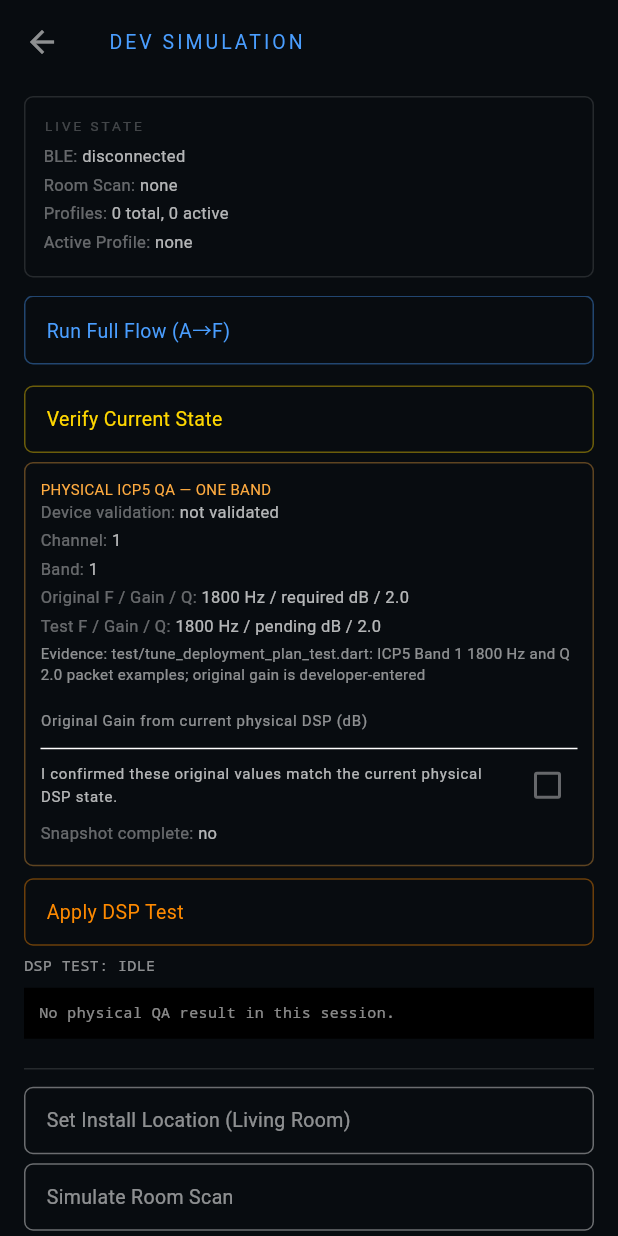
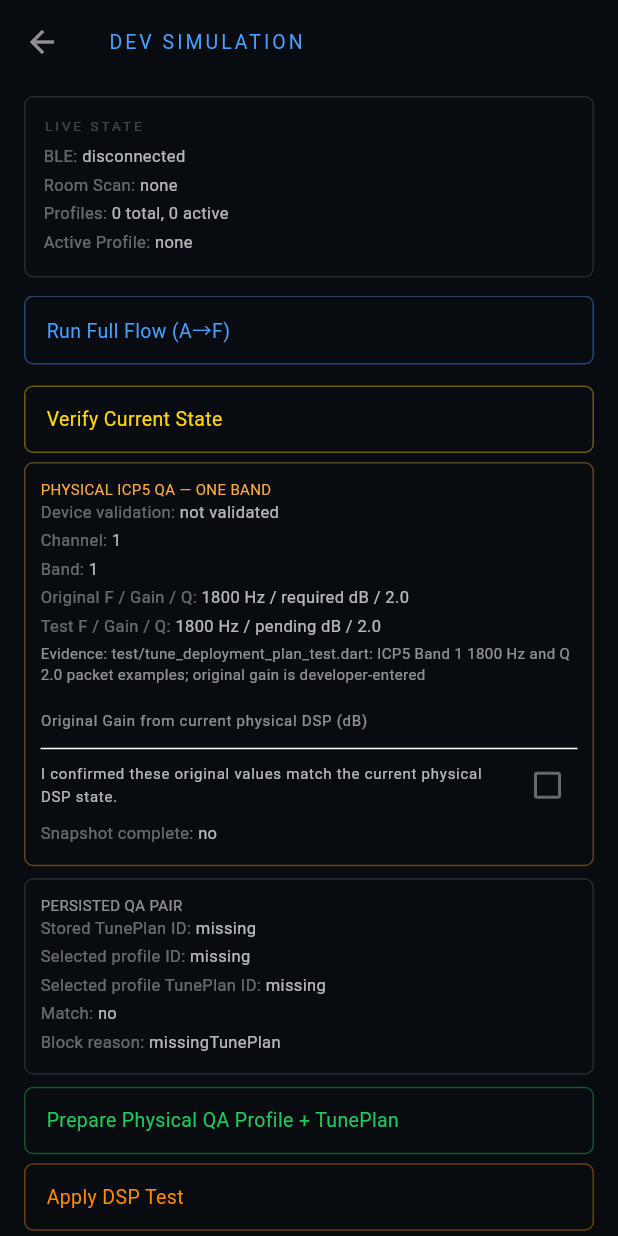
Before and after one commit to vrooomride-del/tunai, a Flutter app: the DevSimulationScreen screen opened directly, on a phone screen of 412 x 824 dp. Run offline on Flutter 3.47's test engine with Material 3 defaults, Android fonts, the light colour scheme and no system bars; our stand-ins replace cloud_functions, device_info_plus, dio, file_picker, firebase_core, fl_chart and 8 more; missing offline and left inert: fftea, flutter_sound, flutter_web_auth_2, mobile_scanner; accounts and stored records are empty.

Commit message:
fix(consumer): align physical QA profile and TunePlan

```diff
--- /dev/null
+++ b/lib/core/consumer_dsp_physical_qa_setup.dart
@@ -0,0 +1,106 @@
+import 'consumer_sound_profile.dart';
+import 'room_measurement.dart';
+import 'room_scan_result.dart';
+import 'tune_plan.dart';
+
+class ConsumerDspQaPairStatus {
+  final String? storedTunePlanId;
+  final String? selectedProfileId;
+  final String? selectedProfileTunePlanId;
+  final bool matches;
+  final String blockReason;
+
+  const ConsumerDspQaPairStatus({
+    required this.storedTunePlanId,
+    required this.selectedProfileId,
+    required this.selectedProfileTunePlanId,
+    required this.matches,
+    required this.blockReason,
+  });
+
+  factory ConsumerDspQaPairStatus.evaluate({
+    required TunePlan? storedTunePlan,
+    required ConsumerSoundProfile? selectedProfile,
+  }) {
+    final reason = storedTunePlan == null
+        ? 'missingTunePlan'
+        : selectedProfile == null
+            ? 'missingSelectedProfile'
+            : selectedProfile.tunePlanId == null
+                ? 'selectedProfileMissingTunePlanId'
+                : selectedProfile.tunePlanId != storedTunePlan.id
+                    ? 'tunePlanMismatch'
+                    : 'none';
+    return ConsumerDspQaPairStatus(
+      storedTunePlanId: storedTunePlan?.id,
+      selectedProfileId: selectedProfile?.id,
+      selectedProfileTunePlanId: selectedProfile?.tunePlanId,
+      matches: reason == 'none',
+      blockReason: reason,
+    );
+  }
+}
+
+/// Creates developer-only persistence objects for the physical QA harness.
+/// These records are explicitly labelled simulation data and are never used by
+/// the normal measurement/TunePlan generation flow.
+abstract final class ConsumerDspPhysicalQaSetup {
+  static Future<ConsumerDspQaPairStatus> prepare({
+    required RoomScanResult scan,
+    required ConsumerSoundProfileNotifier profiles,
+    required DateTime now,
+  }) async {
+    final token = now.toUtc().microsecondsSinceEpoch;
+    final measurementId = 'developer_qa_simulated_measurement_$token';
+    final plan = TunePlan(
+      id: 'developer_qa_tune_plan_$token',
+      sourceMeasurementId: measurementId,
+      createdAt: now.toUtc(),
+      bands: const [
+        TuneCorrectionBand(
+          frequencyHz: 180,
+          gainDb: -1,
+          q: 2,
+          evidenceReference: 'developer_qa_simulation:not_physical_measurement',
+          safetyValidated: true,
+        ),
+      ],
+      rejectedCandidates: const [],
+      safetyBounds: const TuneSafetyBounds(),
+      measurementQuality: CaptureQualityStatus.invalid,
+      measurementConsistency: 0,
+      warnings: const [
+        'DEVELOPER_QA_SIMULATION_DATA_NOT_PHYSICAL_MEASUREMENT',
+      ],
+    );
+    await TunePlanStore.save(plan);
+
+    final profile = ConsumerSoundProfile(
+      id: 'developer_qa_profile_$token',
+      name: '[DEV QA] Physical ICP5 Harness',
+      roomType: scan.roomType,
+      createdAt: now,
+      updatedAt: now,
+      micProfileName: scan.micProfileName,
+      confidence: 'Developer QA Simulation',
+      isActive: false,
+      status: ConsumerProfileStatus.ready,
+      resultCards: scan.cards,
+      profileType: ConsumerProfileType.tunaiTune,
+      measurementId: measurementId,
+      tunePlanId: plan.id,
+      generationStatus: ConsumerProfileGenerationStatus.generated,
+      deploymentStatus: TuneDeploymentStatus.notDeployed,
+    );
+    await profiles.upsertGeneratedAndSelect(profile);
+
+    // Verify persisted truth, not just the objects passed to save/upsert.
+    await profiles.reload();
+    final reloadedPlan = await TunePlanStore.load();
+    final selected = profiles.selectedProfile;
+    return ConsumerDspQaPairStatus.evaluate(
+      storedTunePlan: reloadedPlan,
+      selectedProfile: selected,
+    );
+  }
+}
--- a/lib/core/consumer_sound_profile.dart
+++ b/lib/core/consumer_sound_profile.dart
@@ -275,6 +275,14 @@ class ConsumerSoundProfileNotifier
 
   late final Future<void> _hydrated;
 
+  ConsumerSoundProfile? get selectedProfile =>
+      state.where((profile) => profile.isSelected).firstOrNull;
+
+  Future<void> reload() async {
+    await _hydrated;
+    await _load();
+  }
+
   Future<void> _load() async {
     final prefs = await SharedPreferences.getInstance();
     final raw = prefs.getString(_kKey);
@@ -410,12 +418,17 @@ class ConsumerSoundProfileNotifier
   ///                              is uncertain — never claim notDeployed)
   static TuneDeploymentStatus _deploymentStatusFor(
     ConsumerDspDeploymentRecord record,
-  ) => switch (record.result) {
-    ConsumerDspDeploymentRecordResult.applied => TuneDeploymentStatus.applied,
-    ConsumerDspDeploymentRecordResult.restored => TuneDeploymentStatus.notDeployed,
-    ConsumerDspDeploymentRecordResult.blocked => TuneDeploymentStatus.notDeployed,
-    ConsumerDspDeploymentRecordResult.failed => TuneDeploymentStatus.unknown,
-  };
+  ) =>
+      switch (record.result) {
+        ConsumerDspDeploymentRecordResult.applied =>
+          TuneDeploymentStatus.applied,
+        ConsumerDspDeploymentRecordResult.restored =>
+          TuneDeploymentStatus.notDeployed,
+        ConsumerDspDeploymentRecordResult.blocked =>
+          TuneDeploymentStatus.notDeployed,
+        ConsumerDspDeploymentRecordResult.failed =>
+          TuneDeploymentStatus.unknown,
+      };
 
   Future<void> deactivateAll() async {
     await _hydrated;
--- a/lib/features/more/dev_simulation_screen.dart
+++ b/lib/features/more/dev_simulation_screen.dart
@@ -18,6 +18,7 @@ import '../../core/consumer_sound_profile.dart';
 import '../../core/install_location.dart';
 import '../../core/consumer_dsp_deployment.dart';
 import '../../core/consumer_dsp_physical_qa_fixture.dart';
+import '../../core/consumer_dsp_physical_qa_setup.dart';
 import '../../core/tune_deployment_plan.dart';
 import '../../core/tune_plan.dart';
 import '../ble/ble_controller.dart';
@@ -45,11 +46,19 @@ class _DevSimulationScreenState extends ConsumerState<DevSimulationScreen> {
   String _dspResultDetails = 'No physical QA result in this session.';
   late ConsumerDspPhysicalQaFixture? _physicalQaFixture;
   final _originalGainController = TextEditingController();
+  ConsumerDspQaPairStatus _qaPairStatus = const ConsumerDspQaPairStatus(
+    storedTunePlanId: null,
+    selectedProfileId: null,
+    selectedProfileTunePlanId: null,
+    matches: false,
+    blockReason: 'notChecked',
+  );
 
   @override
   void initState() {
     super.initState();
     _physicalQaFixture = widget.physicalQaFixture;
+    WidgetsBinding.instance.addPostFrameCallback((_) => _refreshQaPairStatus());
   }
 
   @override
@@ -78,6 +87,15 @@ class _DevSimulationScreenState extends ConsumerState<DevSimulationScreen> {
     });
   }
 
+  Future<ConsumerDspQaPairStatus> _refreshQaPairStatus() async {
+    final status = ConsumerDspQaPairStatus.evaluate(
+      storedTunePlan: await TunePlanStore.load(),
+      selectedProfile: ref.read(selectedConsumerProfileProvider),
+    );
+    if (mounted) setState(() => _qaPairStatus = status);
+    return status;
+  }
+
   Future<void> _applyDspTest() async {
     final plans = _validatedDspTestPlans;
     if (plans.isEmpty) {
@@ -98,14 +116,15 @@ class _DevSimulationScreenState extends ConsumerState<DevSimulationScreen> {
       _appendErr('DSP test blocked — no captured original-value snapshot');
       return;
     }
+    final pairStatus = await _refreshQaPairStatus();
     final profile = ref.read(selectedConsumerProfileProvider);
     final tunePlan = await TunePlanStore.load();
-    if (profile == null ||
-        tunePlan == null ||
-        profile.tunePlanId != tunePlan.id) {
+    if (!pairStatus.matches || profile == null || tunePlan == null) {
       _blockDsp('TUNE PLAN MISMATCH', 'tunePlanMismatch');
-      _appendErr(
-          'DSP test blocked — selected profile and TunePlan do not match');
+      _appendErr('DSP test blocked — ${pairStatus.blockReason}: '
+          'stored=${pairStatus.storedTunePlanId}, '
+          'profile=${pairStatus.selectedProfileId}, '
+          'profilePlan=${pairStatus.selectedProfileTunePlanId}');
       return;
     }
     final service = ref.read(consumerBleServiceProvider);
@@ -234,27 +253,18 @@ class _DevSimulationScreenState extends ConsumerState<DevSimulationScreen> {
         _appendErr('No room scan — run Simulate Room Scan first');
         return;
       }
-      _appendLog('Simulate Acoustic Tune creation started...');
+      _appendLog('Prepare developer QA TunePlan/profile pair started...');
       await Future.delayed(const Duration(milliseconds: 400));
-      final profile = ConsumerSoundProfile(
-        id: 'sim_${DateTime.now().millisecondsSinceEpoch}',
-        name: 'Living Room Acoustic Tune',
-        roomType: scan.roomType,
-        createdAt: DateTime.now(),
-        updatedAt: DateTime.now(),
-        micProfileName: scan.micProfileName,
-        confidence: scan.confidence,
-        isActive: false,
-        status: ConsumerProfileStatus.ready,
-        resultCards: scan.cards,
-        soundScoreBefore: 82,
-        soundScoreAfter: 94,
-        profileType: ConsumerProfileType.tunaiTune,
+      final status = await ConsumerDspPhysicalQaSetup.prepare(
+        scan: scan,
+        profiles: ref.read(consumerSoundProfileProvider.notifier),
+        now: DateTime.now(),
       );
-      await ref.read(consumerSoundProfileProvider.notifier).add(profile);
-      final profiles = ref.read(consumerSoundProfileProvider);
-      _appendLog(
-          'consumerSoundProfileProvider → ${profiles.length} profile(s), latest: ${profiles.first.name} (status: ready)');
+      setState(() => _qaPairStatus = status);
+      _appendLog('Stored TunePlan=${status.storedTunePlanId}; '
+          'selectedProfile=${status.selectedProfileId}; '
+          'selectedProfileTunePlan=${status.selectedProfileTunePlanId}; '
+          'match=${status.matches}');
     } catch (e) {
       _appendErr('Simulate Create Tune failed: $e');
       rethrow;
@@ -264,9 +274,12 @@ class _DevSimulationScreenState extends ConsumerState<DevSimulationScreen> {
   Future<void> _simulateApplyProfile() async {
     try {
       final profiles = ref.read(consumerSoundProfileProvider);
-      final ready = profiles
-          .where((p) => p.status == ConsumerProfileStatus.ready)
-          .toList();
+      final selected = ref.read(selectedConsumerProfileProvider);
+      final ready = selected?.status == ConsumerProfileStatus.ready
+          ? [selected!]
+          : profiles
+              .where((p) => p.status == ConsumerProfileStatus.ready)
+              .toList();
       if (ready.isEmpty) {
         _appendErr('No ready profile — run Simulate Acoustic Tune first');
         return;
@@ -275,6 +288,7 @@ class _DevSimulationScreenState extends ConsumerState<DevSimulationScreen> {
       await ref
           .read(consumerSoundProfileProvider.notifier)
           .setActive(ready.first.id);
+      await _refreshQaPairStatus();
       final active = ref.read(activeConsumerProfileProvider);
       if (active == null) {
         _appendErr(
@@ -319,6 +333,8 @@ class _DevSimulationScreenState extends ConsumerState<DevSimulationScreen> {
     } catch (e) {
       _appendErr('Clear install location failed: $e');
     }
+    await TunePlanStore.clear();
+    await _refreshQaPairStatus();
     final afterScan = ref.read(roomScanResultProvider);
     final afterProfiles = ref.read(consumerSoundProfileProvider);
     final afterActive = ref.read(activeConsumerProfileProvider);
@@ -343,6 +359,7 @@ class _DevSimulationScreenState extends ConsumerState<DevSimulationScreen> {
         await ref.read(consumerSoundProfileProvider.notifier).delete(id);
       }
       ref.read(installLocationProvider.notifier).state = null;
+      await TunePlanStore.clear();
       _appendLog('Previous state cleared');
     } catch (e) {
       _appendErr('Reset failed: $e — continuing anyway');
@@ -372,6 +389,7 @@ class _DevSimulationScreenState extends ConsumerState<DevSimulationScreen> {
         'activeProfile: ${active?.name ?? "null"} (status: ${active?.status.name ?? "-"})');
     _appendLog(
         '=== Done. Navigate to TUNE → State F, LISTEN → ConsumerActiveView. ===');
+    await _refreshQaPairStatus();
   }
 
   void _verifyCurrentState() {
@@ -498,6 +516,45 @@ class _DevSimulationScreenState extends ConsumerState<DevSimulationScreen> {
     );
   }
 
+  Widget _qaPairPanel() => Container(
+        width: double.infinity,
+        padding: const EdgeInsets.all(10),
+        margin: const EdgeInsets.only(bottom: 8),
+        decoration: BoxDecoration(
+          border: Border.all(color: Colors.white12),
+          borderRadius: BorderRadius.circular(6),
+        ),
+        child: Column(
+          crossAxisAlignment: CrossAxisAlignment.start,
+          children: [
+            const Text(
+              'PERSISTED QA PAIR',
+              style: TextStyle(color: Colors.white54, fontSize: 10),
+            ),
+            _StatusRow(
+              label: 'Stored TunePlan ID',
+              value: _qaPairStatus.storedTunePlanId ?? 'missing',
+            ),
+            _StatusRow(
+              label: 'Selected profile ID',
+              value: _qaPairStatus.selectedProfileId ?? 'missing',
+            ),
+            _StatusRow(
+              label: 'Selected profile TunePlan ID',
+              value: _qaPairStatus.selectedProfileTunePlanId ?? 'missing',
+            ),
+            _StatusRow(
+              label: 'Match',
+              value: _qaPairStatus.matches ? 'yes' : 'no',
+            ),
+            _StatusRow(
+              label: 'Block reason',
+              value: _qaPairStatus.blockReason,
+            ),
+          ],
+        ),
+      );
+
   @override
   Widget build(BuildContext context) {
     final scan = ref.watch(roomScanResultProvider);
@@ -569,7 +626,15 @@ class _DevSimulationScreenState extends ConsumerState<DevSimulationScreen> {
                       color: const Color(0xFFFFD700),
                       onTap: _verifyCurrentState),
                   if (_physicalQaFixture != null) _physicalQaPanel(),
+                  if (_physicalQaFixture != null) _qaPairPanel(),
+                  if (_physicalQaFixture != null)
+                    _DevButton(
+                      label: 'Prepare Physical QA Profile + TunePlan',
+                      color: const Color(0xFF22C55E),
+                      onTap: _simulateCreateTune,
+                    ),
                   _DevButton(
+                    key: const ValueKey('apply_dsp_test'),
                     label: 'Apply DSP Test',
                     color: const Color(0xFFFF8A00),
                     onTap: _applyDspTest,
@@ -669,8 +734,12 @@ class _DevButton extends StatelessWidget {
   final String label;
   final VoidCallback onTap;
   final Color color;
-  const _DevButton(
-      {required this.label, required this.onTap, this.color = Colors.white54});
+  const _DevButton({
+    super.key,
+    required this.label,
+    required this.onTap,
+    this.color = Colors.white54,
+  });
 
   @override
   Widget build(BuildContext context) => GestureDetector(
```
Also changed, not shown: 2 other files.
